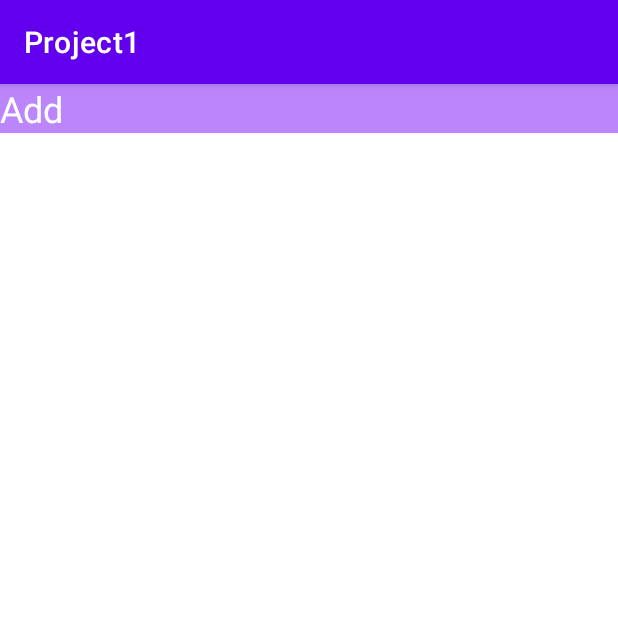
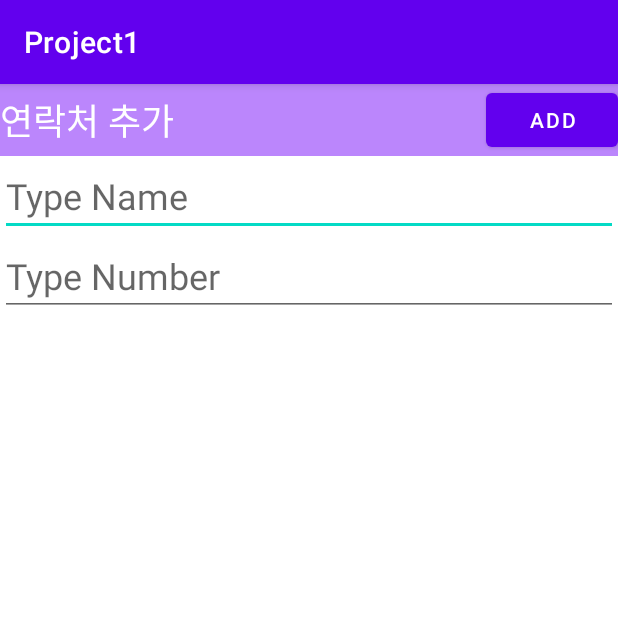
Before and after one commit to kadiace/2020W_CS496_Project1, an Android app: the screen it shows after launch (AddActivity), after a tap on an icon or button, on a phone screen of 412 x 824 dp, the top half of it. Run offline under Robolectric (Android 15) with nearby library versions, the phone set to English and light mode, and no system bars; 1 other tap on this screen came first.

Commit message:
Activiy connection success.

```diff
--- a/app/src/main/AndroidManifest.xml
+++ b/app/src/main/AndroidManifest.xml
@@ -10,7 +10,10 @@
         android:roundIcon="@mipmap/ic_launcher_round"
         android:supportsRtl="true"
         android:theme="@style/Theme.Project1">
-        <activity android:name=".AddActivity"></activity>
+        <activity
+            android:name=".AddActivity"
+            android:windowSoftInputMode="adjustNothing">
+        </activity>
         <activity
             android:name=".MainActivity"
             android:windowSoftInputMode="adjustNothing">
--- a/app/src/main/java/com/example/project1/AddActivity.kt
+++ b/app/src/main/java/com/example/project1/AddActivity.kt
@@ -1,11 +1,31 @@
 package com.example.project1
 
+import android.content.Intent
 import androidx.appcompat.app.AppCompatActivity
 import android.os.Bundle
+import kotlinx.android.synthetic.main.activity_add.*
 
 class AddActivity : AppCompatActivity() {
     override fun onCreate(savedInstanceState: Bundle?) {
         super.onCreate(savedInstanceState)
         setContentView(R.layout.activity_add)
+
+        add_button.setOnClickListener{
+            // 화면전환 (intent 객체 생성)
+            val intent = Intent(this, MainActivity::class.java)
+
+            // 입력된 데이터 받기
+            val name = edit_name.text.toString()
+            val number = edit_number.text.toString()
+
+            // Bundle을 통해서 전달
+            val bundle = Bundle()
+            bundle.putString("name", name)
+            bundle.putString("number", number)
+
+            intent.putExtras(bundle)    // intent 객체에 Bundle을 저장
+
+            startActivity(intent)
+        }
     }
 }
--- a/app/src/main/java/com/example/project1/Fragment1.kt
+++ b/app/src/main/java/com/example/project1/Fragment1.kt
@@ -9,16 +9,15 @@ import androidx.fragment.app.Fragment
 import androidx.recyclerview.widget.LinearLayoutManager
 import kotlinx.android.synthetic.main.fragment_1.*
 
-
 /**
  * A simple [Fragment] subclass.
  * Use the [Fragment1.newInstance] factory method to
  * create an instance of this fragment.
  */
 class Fragment1 : Fragment() {
-    private val BookDataList = listOf<PhoneBookData>(
-        PhoneBookData("john", "010-2259-1802")
-    )
+    private val BookDataList = arrayListOf<PhoneBookData>()
+
+
 
     override fun onCreateView(
         inflater: LayoutInflater, container: ViewGroup?,
@@ -38,9 +37,12 @@ class Fragment1 : Fragment() {
             startActivity(intent)
         }
 
-//        fab.setOnClickListener {
-//            Toast.makeText(this, "플로팅 버튼 클릭", Toast.LENGTH_SHORT).show()
-//        }
+        val bundle : Bundle? = getArguments()
+
+        val data : PhoneBookData = PhoneBookData(bundle?.getString("name"),
+            bundle?.getString("number"))
+
+        BookDataList.add(data)
 
         // use a linear layout manager
         phone_book_list.layoutManager = LinearLayoutManager(context)
--- a/app/src/main/java/com/example/project1/MainActivity.kt
+++ b/app/src/main/java/com/example/project1/MainActivity.kt
@@ -5,6 +5,7 @@ import androidx.appcompat.app.AppCompatActivity
 import com.google.android.material.tabs.TabLayout
 import com.google.android.material.tabs.TabLayoutMediator
 import kotlinx.android.synthetic.main.activity_main.*
+import kotlinx.android.synthetic.main.phonebook.*
 
 class MainActivity : AppCompatActivity() {
 
@@ -12,8 +13,26 @@ class MainActivity : AppCompatActivity() {
         super.onCreate(savedInstanceState)
         setContentView(R.layout.activity_main)
 
+        // AddActivity의 intent를 받아 저장.
+        val intent = getIntent()
+        val name = intent.getStringExtra("name")
+        val number = intent.getStringExtra("number")
+
+        // fragment 정의
+        val fragment1 = Fragment1()
+
+        // bundle 객체 생성, contents 저장
+        val bundle = Bundle()
+        bundle.putString("name", name)
+        bundle.putString("number", number)
+
+        // fragment1로 번들 전달
+        fragment1.arguments = bundle
+
+
+
         // 뷰페이저 설정
-        val fragmentList = listOf(Fragment1(), Fragment2(), Fragment3())
+        val fragmentList = listOf(fragment1, Fragment2(), Fragment3())
         val adapter = ViewPagerAdapter(this)
         adapter.fragments = fragmentList
 
--- a/app/src/main/res/layout/activity_add.xml
+++ b/app/src/main/res/layout/activity_add.xml
@@ -4,16 +4,53 @@
     xmlns:tools="http://schemas.android.com/tools"
     android:layout_width="match_parent"
     android:layout_height="match_parent"
+    android:orientation="vertical"
     tools:context=".AddActivity">
 
-
-    <TextView
-        android:id="@+id/add"
+    <androidx.constraintlayout.widget.ConstraintLayout
+        android:id="@+id/layout"
         android:layout_width="match_parent"
         android:layout_height="wrap_content"
         android:background="@color/purple_200"
+        app:layout_constraintTop_toTopOf="parent">
+
+        <TextView
+            android:id="@+id/textView"
+            android:layout_width="wrap_content"
+            android:layout_height="wrap_content"
+            android:text="연락처 추가"
+            android:textSize="24sp"
+            android:textColor="@color/white"
+            app:layout_constraintLeft_toLeftOf="parent"
+            app:layout_constraintTop_toTopOf="parent"
+            app:layout_constraintBottom_toBottomOf="parent"/>
+
+        <Button
+            android:id="@+id/add_button"
+            android:layout_width="wrap_content"
+            android:layout_height="wrap_content"
+            android:text="Add"
+            app:layout_constraintRight_toRightOf="parent"
+            app:layout_constraintTop_toTopOf="parent"
+            app:layout_constraintBottom_toBottomOf="parent" />
+
+    </androidx.constraintlayout.widget.ConstraintLayout>
+
+    <EditText
+        android:id="@+id/edit_name"
+        android:layout_width="match_parent"
+        android:layout_height="wrap_content"
+        android:hint="Type Name"
         android:textSize="24sp"
-        android:text="Add "
-        android:textColor="@color/white"/>
+        app:layout_constraintTop_toBottomOf="@id/layout" />
+
+    <EditText
+        android:id="@+id/edit_number"
+        android:layout_width="match_parent"
+        android:layout_height="wrap_content"
+        android:hint="Type Number"
+        android:textSize="24sp"
+        app:layout_constraintTop_toBottomOf="@id/edit_name"/>
+
 
 </androidx.constraintlayout.widget.ConstraintLayout>
```
